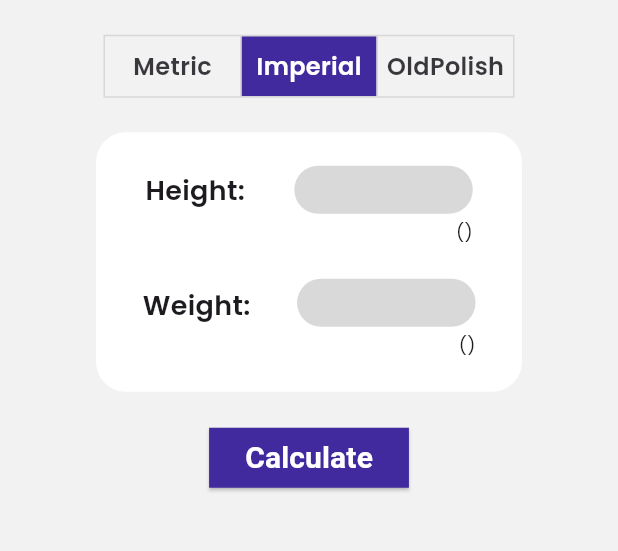
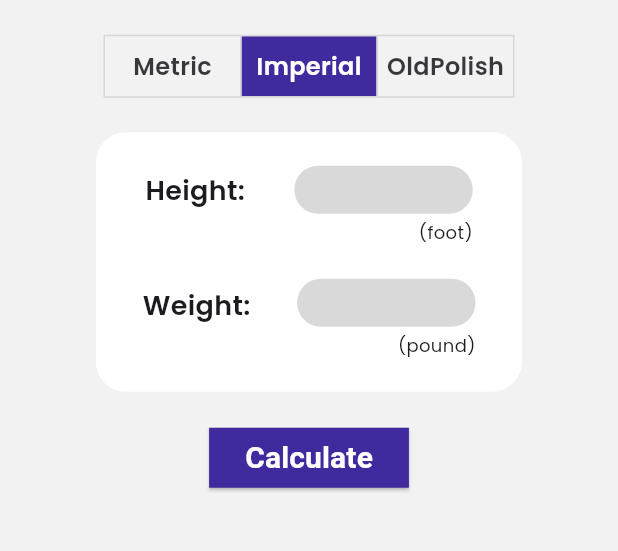
Before and after one commit to Pawel-Wojc/bmi_calculator, a Flutter app: the screen it shows after launch, after a tap on "Metric", after a tap on "Imperial", on a phone screen of 412 x 824 dp, the part 398-949 px from its top. Run offline on Flutter 3.47's test engine with Material 3 defaults, Android fonts, the phone set to English and light mode, and no system bars; our stand-ins replace bloc, flutter_bloc, google_fonts; statements that could not run were skipped.

Commit message:
create UnitSystem values

```diff
--- a/lib/data/bmi_data.dart
+++ b/lib/data/bmi_data.dart
@@ -19,3 +19,16 @@ Map<String, List<double>> bmiRangesNew = {
   'Obese (Class II)': [35.0, 40.0],
   'Obese (Class III)': [40, double.infinity],
 };
+
+enum UnitsSystem { metric, imperial, oldPolish }
+
+Map<UnitsSystem, String> weightLabels = {
+  UnitsSystem.metric: 'kilogram',
+  UnitsSystem.imperial: 'pound',
+  UnitsSystem.oldPolish: 'foot',
+};
+Map<UnitsSystem, String> heightLabels = {
+  UnitsSystem.metric: 'meters',
+  UnitsSystem.imperial: 'foot',
+  UnitsSystem.oldPolish: 'elbow',
+};
```
